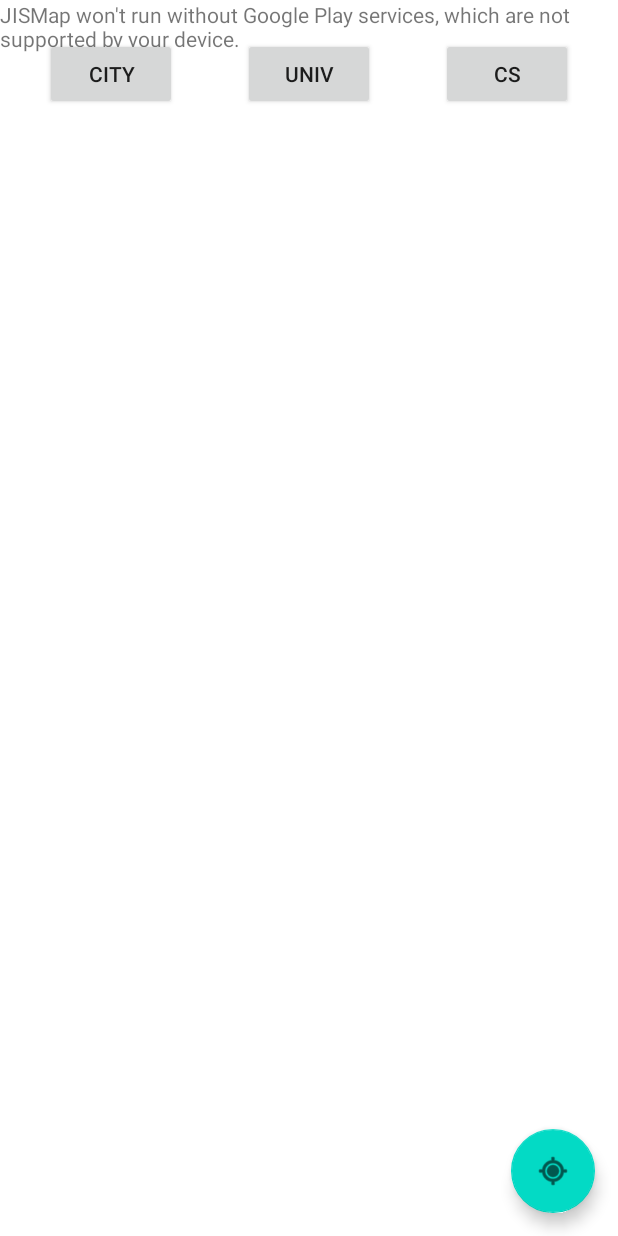
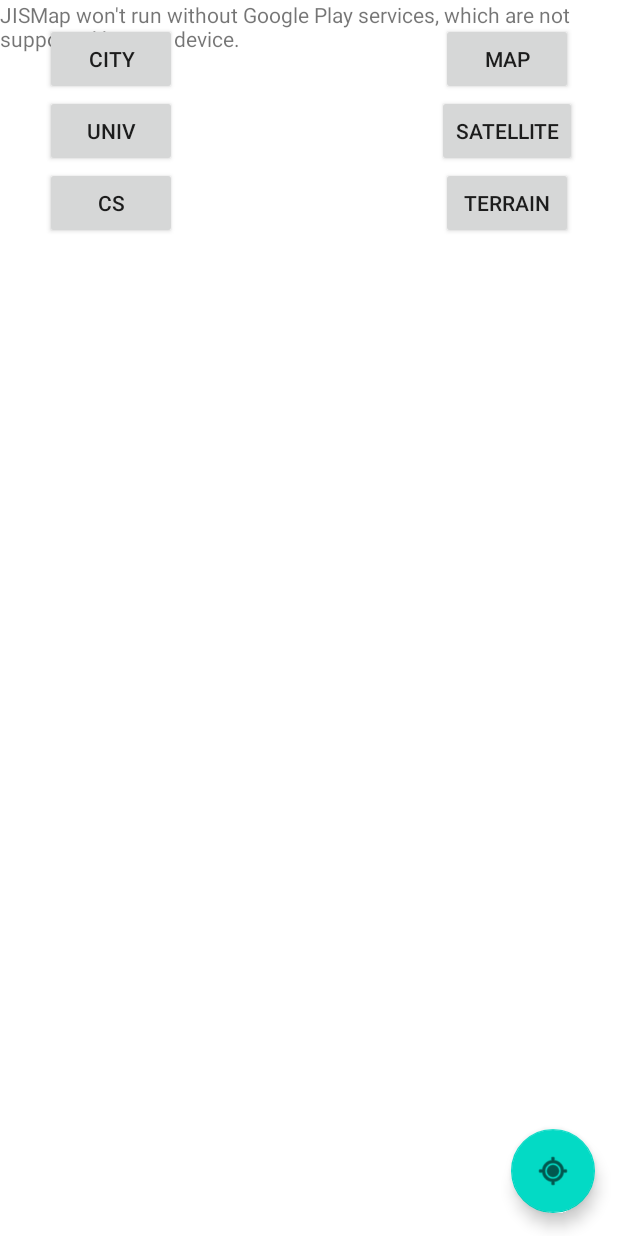
Before and after one commit to JackFogerson/cs-175-JISMap, an Android app: the screen it shows after launch (MapsActivity), on a phone screen of 412 x 824 dp. Run offline under Robolectric (Android 15) with nearby library versions, the phone set to English and light mode, and no system bars.

Commit message:
New Map View Options

```diff
--- a/app/src/main/java/edu/sjsu/android/jismap/MapsActivity.java
+++ b/app/src/main/java/edu/sjsu/android/jismap/MapsActivity.java
@@ -74,4 +74,16 @@ public class MapsActivity extends FragmentActivity implements OnMapReadyCallback
         }
         mMap.animateCamera(update);
     }
+
+    public void mapView(View view){
+        mMap.setMapType(mMap.MAP_TYPE_NORMAL);
+    }
+
+    public void satView(View view){
+        mMap.setMapType(mMap.MAP_TYPE_SATELLITE);
+    }
+
+    public void terView(View view){
+        mMap.setMapType(mMap.MAP_TYPE_TERRAIN);
+    }
 }
--- a/app/src/main/res/layout/activity_maps.xml
+++ b/app/src/main/res/layout/activity_maps.xml
@@ -29,9 +29,9 @@
         android:layout_width="wrap_content"
         android:layout_height="wrap_content"
         android:layout_marginStart="30dp"
-        android:layout_marginTop="25dp"
+        android:layout_marginTop="15dp"
+        android:onClick="switchView"
         android:text="City"
-        android:onClick="switchView"
         app:layout_constraintStart_toStartOf="parent"
         app:layout_constraintTop_toTopOf="parent" />
 
@@ -39,22 +39,51 @@
         android:id="@+id/univ"
         android:layout_width="wrap_content"
         android:layout_height="wrap_content"
-        android:layout_marginTop="25dp"
+        android:onClick="switchView"
         android:text="Univ"
-        android:onClick="switchView"
-        app:layout_constraintEnd_toStartOf="@+id/cs"
-        app:layout_constraintStart_toEndOf="@+id/city"
-        app:layout_constraintTop_toTopOf="@+id/map" />
+        app:layout_constraintEnd_toEndOf="@+id/city"
+        app:layout_constraintStart_toStartOf="@+id/city"
+        app:layout_constraintTop_toBottomOf="@+id/city" />
 
     <Button
         android:id="@+id/cs"
         android:layout_width="wrap_content"
         android:layout_height="wrap_content"
-        android:layout_marginTop="25dp"
+        android:onClick="switchView"
+        android:text="CS"
+        app:layout_constraintEnd_toEndOf="@+id/univ"
+        app:layout_constraintStart_toStartOf="@+id/univ"
+        app:layout_constraintTop_toBottomOf="@+id/univ" />
+
+    <Button
+        android:id="@+id/mapView"
+        android:layout_width="wrap_content"
+        android:layout_height="wrap_content"
+        android:layout_marginTop="15dp"
         android:layout_marginEnd="30dp"
-        android:text="CS"
-        android:onClick="switchView"
+        android:onClick="mapView"
+        android:text="Map"
         app:layout_constraintEnd_toEndOf="parent"
         app:layout_constraintTop_toTopOf="parent" />
 
+    <Button
+        android:id="@+id/satView"
+        android:layout_width="wrap_content"
+        android:layout_height="wrap_content"
+        android:text="Satellite"
+        android:onClick="satView"
+        app:layout_constraintEnd_toEndOf="@+id/mapView"
+        app:layout_constraintStart_toStartOf="@+id/mapView"
+        app:layout_constraintTop_toBottomOf="@+id/mapView" />
+
+    <Button
+        android:id="@+id/terrainView"
+        android:layout_width="wrap_content"
+        android:layout_height="wrap_content"
+        android:text="Terrain"
+        android:onClick="terView"
+        app:layout_constraintEnd_toEndOf="@+id/satView"
+        app:layout_constraintStart_toStartOf="@+id/satView"
+        app:layout_constraintTop_toBottomOf="@+id/satView" />
+
 </androidx.constraintlayout.widget.ConstraintLayout>
```
